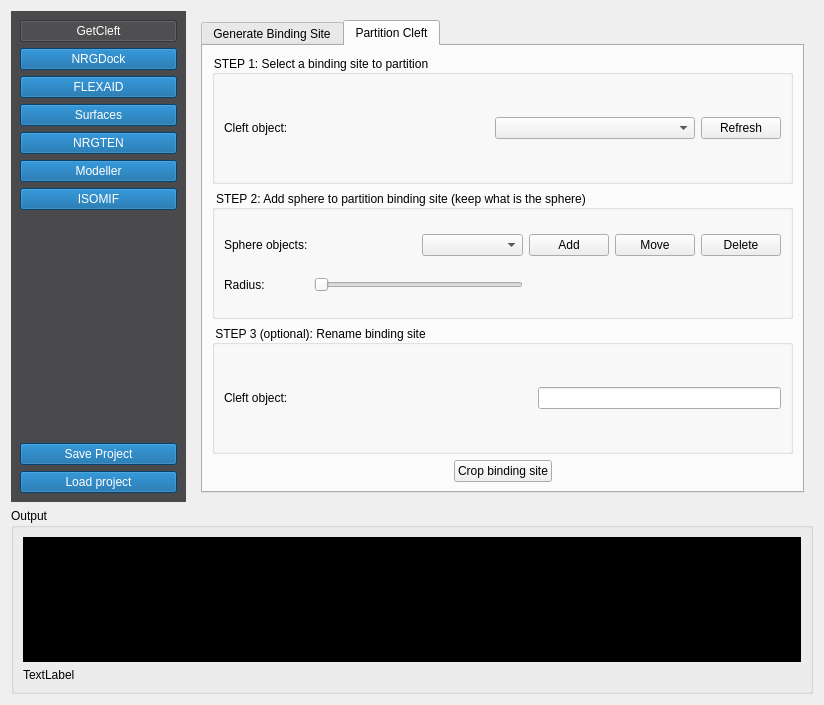
Above: nrgdock_widget.ui from ThomasDesc/NRG_plugin before the change. Below: the same form after it.
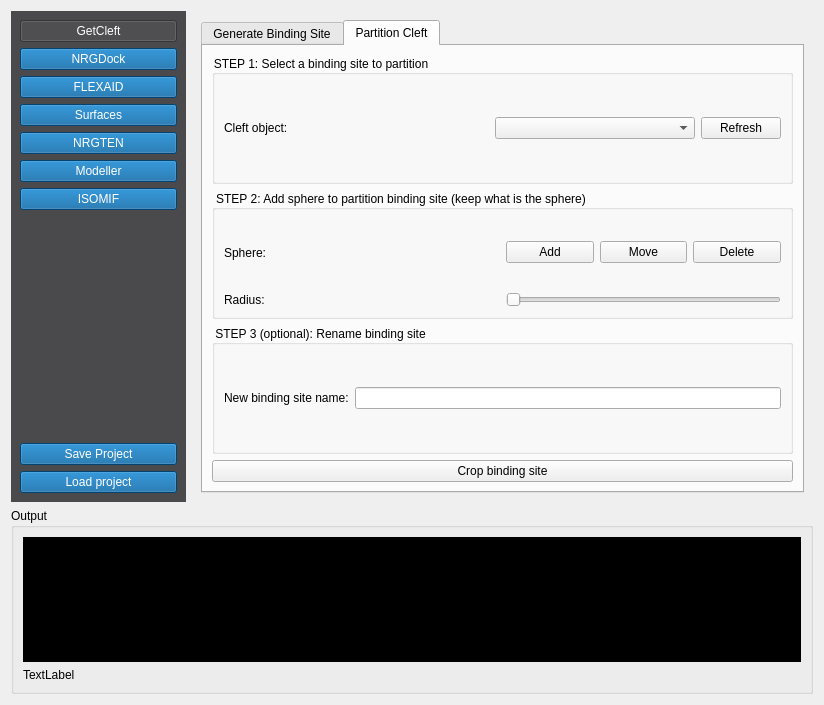
That is the form after the change. The open tabs and pages were chosen to show the change.

```diff
--- a/nrgdock_widget.ui
+++ b/nrgdock_widget.ui
@@ -518,14 +518,59 @@
                 <property name="title">
                  <string>STEP 2: Add sphere to partition binding site (keep what is the sphere)</string>
                 </property>
-                <layout class="QGridLayout" name="gridLayout6">
-                 <item row="0" column="4">
-                  <widget class="QPushButton" name="cleft_partition_button_add">
+                <layout class="QGridLayout" name="gridLayout_13">
+                 <item row="0" column="0">
+                  <widget class="QLabel" name="label_22">
                    <property name="text">
-                    <string>Add</string>
+                    <string>Sphere:</string>
                    </property>
                   </widget>
                  </item>
+                 <item row="0" column="1">
+                  <widget class="QFrame" name="frame_2">
+                   <property name="frameShape">
+                    <enum>QFrame::NoFrame</enum>
+                   </property>
+                   <property name="frameShadow">
+                    <enum>QFrame::Plain</enum>
+                   </property>
+                   <layout class="QHBoxLayout" name="horizontalLayout_5">
+                    <property name="leftMargin">
+                     <number>0</number>
+                    </property>
+                    <property name="topMargin">
+                     <number>0</number>
+                    </property>
+                    <property name="rightMargin">
+                     <number>0</number>
+                    </property>
+                    <property name="bottomMargin">
+                     <number>0</number>
+                    </property>
+                    <item>
+                     <widget class="QPushButton" name="cleft_partition_button_add">
+                      <property name="text">
+                       <string>Add</string>
+                      </property>
+                     </widget>
+                    </item>
+                    <item>
+                     <widget class="QPushButton" name="cleft_partition_button_move">
+                      <property name="text">
+                       <string>Move</string>
+                      </property>
+                     </widget>
+                    </item>
+                    <item>
+                     <widget class="QPushButton" name="cleft_partition_button_delete">
+                      <property name="text">
+                       <string>Delete</string>
+                      </property>
+                     </widget>
+                    </item>
+                   </layout>
+                  </widget>
+                 </item>
                  <item row="1" column="0">
                   <widget class="QLabel" name="label_20">
                    <property name="text">
@@ -533,55 +578,17 @@
                    </property>
                   </widget>
                  </item>
-                 <item row="0" column="6">
-                  <widget class="QPushButton" name="cleft_partition_button_delete">
-                   <property name="text">
-                    <string>Delete</string>
-                   </property>
-                  </widget>
-                 </item>
-                 <item row="0" column="2">
-                  <spacer name="horizontalSpacer_20">
-                   <property name="orientation">
-                    <enum>Qt::Horizontal</enum>
-                   </property>
-                   <property name="sizeHint" stdset="0">
-                    <size>
-                     <width>40</width>
-                     <height>20</height>
-                    </size>
-                   </property>
-                  </spacer>
-                 </item>
-                 <item row="0" column="3">
-                  <widget class="QComboBox" name="partition_sphere_select">
-                   <property name="sizePolicy">
-                    <sizepolicy hsizetype="MinimumExpanding" vsizetype="Fixed">
-                     <horstretch>0</horstretch>
-                     <verstretch>0</verstretch>
-                    </sizepolicy>
-                   </property>
-                  </widget>
-                 </item>
-                 <item row="0" column="0">
-                  <widget class="QLabel" name="label_22">
-                   <property name="text">
-                    <string>Sphere objects:</string>
-                   </property>
-                  </widget>
-                 </item>
-                 <item row="0" column="5">
-                  <widget class="QPushButton" name="cleft_partition_button_move">
-                   <property name="text">
-                    <string>Move</string>
-                   </property>
-                  </widget>
-                 </item>
-                 <item row="1" column="2" colspan="2">
+                 <item row="1" column="1">
                   <widget class="QSlider" name="cleft_partition_radius_slider">
                    <property name="enabled">
                     <bool>false</bool>
                    </property>
+                   <property name="sizePolicy">
+                    <sizepolicy hsizetype="Minimum" vsizetype="Fixed">
+                     <horstretch>0</horstretch>
+                     <verstretch>0</verstretch>
+                    </sizepolicy>
+                   </property>
                    <property name="minimum">
                     <number>50</number>
                    </property>
@@ -611,23 +618,10 @@
                  <item>
                   <widget class="QLabel" name="label_58">
                    <property name="text">
-                    <string>&lt;html&gt;&lt;head/&gt;&lt;body&gt;&lt;p&gt;Cleft object:&lt;/p&gt;&lt;/body&gt;&lt;/html&gt;</string>
+                    <string>&lt;html&gt;&lt;head/&gt;&lt;body&gt;&lt;p&gt;New binding site name:&lt;/p&gt;&lt;/body&gt;&lt;/html&gt;</string>
                    </property>
                   </widget>
                  </item>
-                 <item>
-                  <spacer name="horizontalSpacer_21">
-                   <property name="orientation">
-                    <enum>Qt::Horizontal</enum>
-                   </property>
-                   <property name="sizeHint" stdset="0">
-                    <size>
-                     <width>40</width>
-                     <height>20</height>
-                    </size>
-                   </property>
-                  </spacer>
-                 </item>
                  <item>
                   <widget class="QLineEdit" name="lineEdit">
                    <property name="alignment">
@@ -640,19 +634,6 @@
               </item>
               <item>
                <layout class="QHBoxLayout" name="horizontalLayout0">
-                <item>
-                 <spacer name="horizontalSpacer_22">
-                  <property name="orientation">
-                   <enum>Qt::Horizontal</enum>
-                  </property>
-                  <property name="sizeHint" stdset="0">
-                   <size>
-                    <width>40</width>
-                    <height>20</height>
-                   </size>
-                  </property>
-                 </spacer>
-                </item>
                 <item>
                  <widget class="QPushButton" name="cleft_partition_crop_button">
                   <property name="text">
@@ -660,19 +641,6 @@
                   </property>
                  </widget>
                 </item>
-                <item>
-                 <spacer name="horizontalSpacer_23">
-                  <property name="orientation">
-                   <enum>Qt::Horizontal</enum>
-                  </property>
-                  <property name="sizeHint" stdset="0">
-                   <size>
-                    <width>40</width>
-                    <height>20</height>
-                   </size>
-                  </property>
-                 </spacer>
-                </item>
                </layout>
               </item>
              </layout>
```
Left out of the diff: 40 changed lines with no effect on the pictures.
